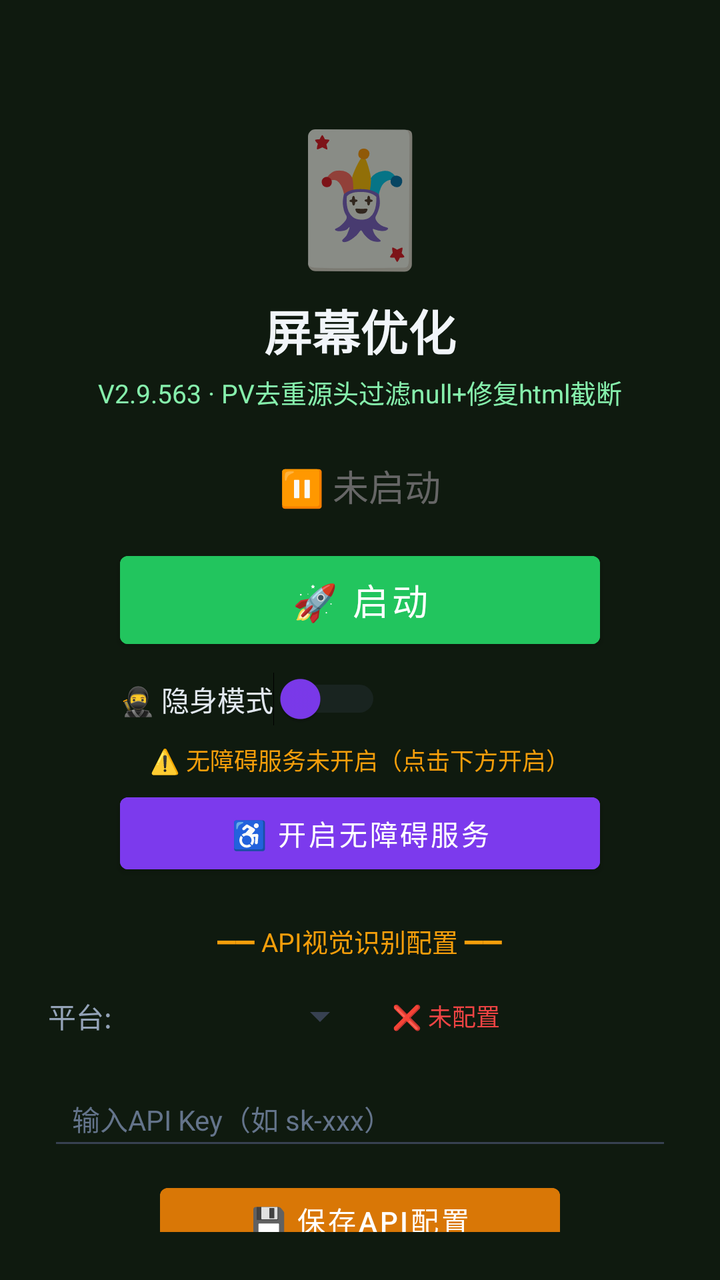
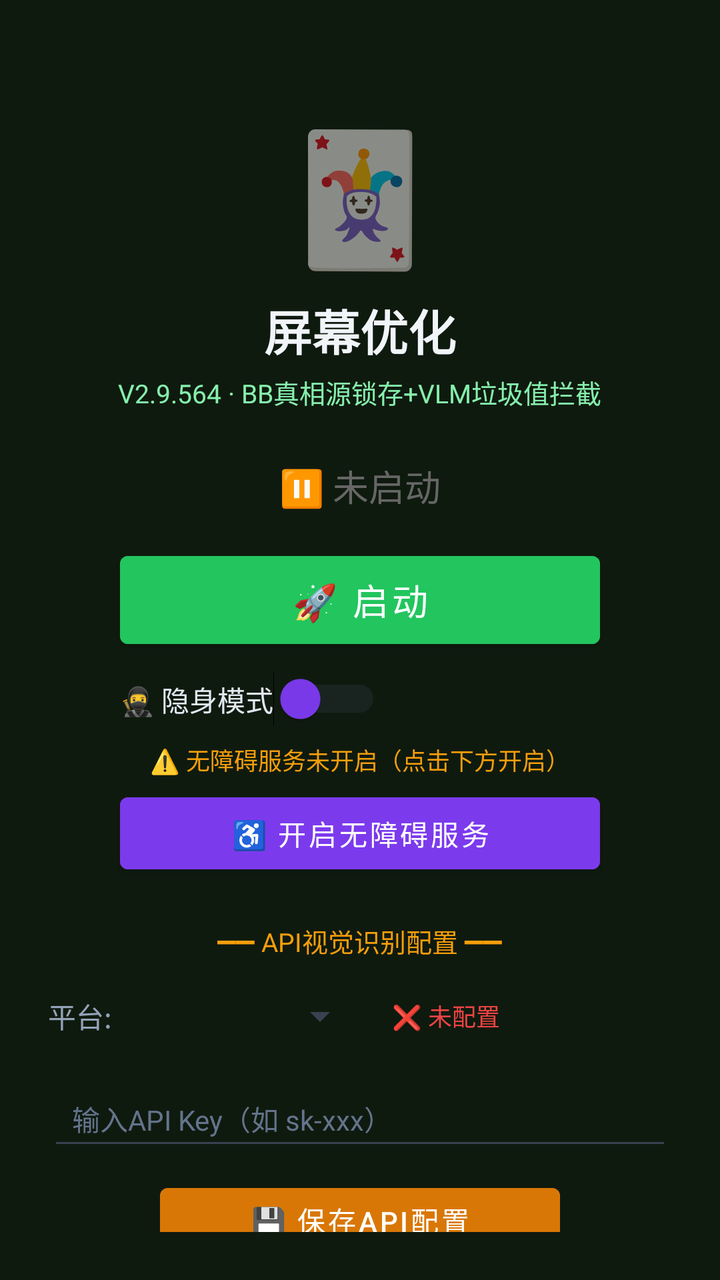

Two renders of the same Android screen: before a commit and after it. Below are the layout's source before the change and the commit's diff.
<!-- AndroidManifest.xml: activity theme Theme.MjScreenshot -->
<!-- res/layout/activity_main.xml -->
<?xml version="1.0" encoding="utf-8"?>
<LinearLayout xmlns:android="http://schemas.android.com/apk/res/android"
    android:layout_width="match_parent"
    android:layout_height="match_parent"
    android:orientation="vertical"
    android:background="#0f1a0f"
    android:padding="24dp"
    android:gravity="center_horizontal">

    <TextView
        android:layout_width="wrap_content"
        android:layout_height="wrap_content"
        android:text="🃏"
        android:textSize="64sp"
        android:layout_marginTop="30dp" />

    <TextView
        android:layout_width="wrap_content"
        android:layout_height="wrap_content"
        android:text="屏幕优化"
        android:textSize="24sp"
        android:textColor="#f1f5f9"
        android:textStyle="bold"
        android:layout_marginTop="8dp" />

    <TextView
        android:layout_width="wrap_content"
        android:layout_height="wrap_content"
        android:text="V2.9.563 · PV去重源头过滤null+修复html截断"
        android:textSize="13sp"
        android:textColor="#86efac"
        android:layout_marginTop="4dp" />

    <TextView
        android:id="@+id/tvStatus"
        android:layout_width="wrap_content"
        android:layout_height="wrap_content"
        android:text="⏸ 未启动"
        android:textSize="18sp"
        android:textColor="#666666"
        android:layout_marginTop="24dp" />

    <Button
        android:id="@+id/btnStart"
        android:layout_width="240dp"
        android:layout_height="56dp"
        android:text="🚀 启动"
        android:textSize="18sp"
        android:textColor="#ffffff"
        android:backgroundTint="#22c55e"
        android:layout_marginTop="16dp" />

    <Button
        android:id="@+id/btnHelper"
        android:layout_width="240dp"
        android:layout_height="56dp"
        android:text="🃏 打开智囊"
        android:textSize="16sp"
        android:textColor="#ffffff"
        android:backgroundTint="#16a34a"
        android:layout_marginTop="12dp"
        android:visibility="gone" />

    
    <LinearLayout
        android:layout_width="240dp"
        android:layout_height="wrap_content"
        android:orientation="horizontal"
        android:gravity="center_vertical"
        android:layout_marginTop="8dp">

        <Switch
            android:id="@+id/switchStealth"
            android:layout_width="wrap_content"
            android:layout_height="wrap_content"
            android:text="🥷 隐身模式"
            android:textColor="#e2e8f0"
            android:textSize="14sp"
            android:thumbTint="#7c3aed"
            android:trackTint="#374151" />
    </LinearLayout>

    <TextView
        android:id="@+id/tvAccessibilityStatus"
        android:layout_width="wrap_content"
        android:layout_height="wrap_content"
        android:text="⚠️ 无障碍服务未开启（点击下方开启）"
        android:textSize="12sp"
        android:textColor="#f59e0b"
        android:layout_marginTop="8dp"
        android:gravity="center" />

    <Button
        android:id="@+id/btnAccessibility"
        android:layout_width="240dp"
        android:layout_height="48dp"
        android:text="♿ 开启无障碍服务"
        android:textSize="14sp"
        android:textColor="#ffffff"
        android:backgroundTint="#7c3aed"
        android:layout_marginTop="4dp" />

    <TextView
        android:layout_width="wrap_content"
        android:layout_height="wrap_content"
        android:text="━━ API视觉识别配置 ━━"
        android:textSize="13sp"
        android:textColor="#f59e0b"
        android:layout_marginTop="20dp" />

    <LinearLayout
        android:layout_width="match_parent"
        android:layout_height="wrap_content"
        android:orientation="horizontal"
        android:layout_marginTop="8dp"
        android:gravity="center_vertical">

        <TextView
            android:layout_width="wrap_content"
            android:layout_height="wrap_content"
            android:text="平台:"
            android:textSize="14sp"
            android:textColor="#94a3b8" />

        <Spinner
            android:id="@+id/spinnerProvider"
            android:layout_width="120dp"
            android:layout_height="40dp"
            android:layout_marginStart="8dp"
            android:backgroundTint="#374151" />

        <TextView
            android:id="@+id/tvApiStatus"
            android:layout_width="wrap_content"
            android:layout_height="wrap_content"
            android:text="❌ 未配置"
            android:textSize="12sp"
            android:textColor="#ef4444"
            android:layout_marginStart="12dp" />
    </LinearLayout>

    <EditText
        android:id="@+id/etApiKey"
        android:layout_width="match_parent"
        android:layout_height="44dp"
        android:hint="输入API Key（如 sk-xxx）"
        android:textSize="14sp"
        android:textColor="#e2e8f0"
        android:textColorHint="#64748b"
        android:backgroundTint="#374151"
        android:inputType="textPassword"
        android:layout_marginTop="8dp"
        android:paddingStart="12dp"
        android:paddingEnd="12dp" />

    <Button
        android:id="@+id/btnSaveApi"
        android:layout_width="200dp"
        android:layout_height="44dp"
        android:text="💾 保存API配置"
        android:textSize="14sp"
        android:textColor="#ffffff"
        android:backgroundTint="#d97706"
        android:layout_marginTop="8dp" />

    <TextView
        android:id="@+id/tvHint"
        android:layout_width="wrap_content"
        android:layout_height="wrap_content"
        android:text="先点上方按钮启动截屏"
        android:textSize="13sp"
        android:textColor="#666666"
        android:layout_marginTop="12dp"
        android:gravity="center" />

    <TextView
        android:layout_width="wrap_content"
        android:layout_height="wrap_content"
        android:text="使用步骤：\n1. 配置API Key（支持OpenAI/通义千问VL/硅基流动）\n2. 点「开启无障碍服务」→ 开启\n3. 开启「🥷隐身模式」(反检测)\n4. 点「启动」→ 允许悬浮窗\n5. 打牌时点屏幕上的🎯悬浮球即可截屏识别\n★ 拖动悬浮球可移到不挡牌的位置 ★\n★ 长按悬浮球可展开/收起详细面板 ★\n★ 悬浮球边框颜色=建议：绿=加注 橙=跟注 红=弃牌 ★"
        android:textSize="12sp"
        android:textColor="#64748b"
        android:layout_marginTop="12dp"
        android:lineSpacingExtra="3dp" />

</LinearLayout>
<!-- resources referenced by this layout -->
<resources>
  <style name="Theme.MjScreenshot" parent="Theme.MaterialComponents.DayNight.DarkActionBar">
          <item name="colorPrimary">#1e40af</item>
          <item name="colorPrimaryVariant">#1e3a8a</item>
          <item name="colorOnPrimary">#ffffff</item>
          <item name="android:statusBarColor">#0f172a</item>
      </style>
</resources>

<!-- the commit's change to res/layout/activity_main.xml (unified diff, before → after) -->
@@ -26,7 +26,7 @@
     <TextView
         android:layout_width="wrap_content"
         android:layout_height="wrap_content"
-        android:text="V2.9.563 · PV去重源头过滤null+修复html截断"
+        android:text="V2.9.564 · BB真相源锁存+VLM垃圾值拦截"
         android:textSize="13sp"
         android:textColor="#86efac"
         android:layout_marginTop="4dp" />
